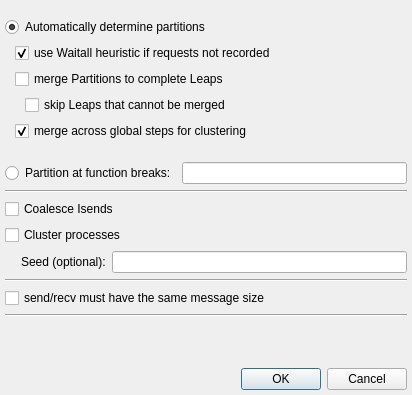
LLNL/ravel, file importoptionsdialog.ui: the form before one commit.
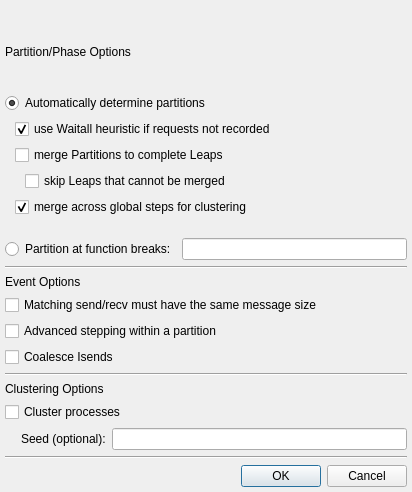
The form after the commit.

Commit message:
First pass straight happens-before stepping.
Our usually stepping is now "Advanced stepping". In the code this is the
deafult and we refer to the new stepping as "basic".

Diff of the .ui file:
```diff
--- a/importoptionsdialog.ui
+++ b/importoptionsdialog.ui
@@ -10,7 +10,7 @@
     <x>0</x>
     <y>0</y>
     <width>412</width>
-    <height>395</height>
+    <height>492</height>
    </rect>
   </property>
   <property name="windowTitle">
@@ -43,6 +43,13 @@
      <property name="bottomMargin">
       <number>0</number>
      </property>
+     <item>
+      <widget class="QLabel" name="label_4">
+       <property name="text">
+        <string>Partition/Phase Options</string>
+       </property>
+      </widget>
+     </item>
      <item>
       <layout class="QVBoxLayout" name="verticalLayout_5" stretch="1,1">
        <item>
@@ -172,6 +179,33 @@
      </property>
     </widget>
    </item>
+   <item>
+    <widget class="QLabel" name="label_3">
+     <property name="text">
+      <string>Event Options</string>
+     </property>
+    </widget>
+   </item>
+   <item>
+    <widget class="QCheckBox" name="messageSizeCheckbox">
+     <property name="toolTip">
+      <string>Some trace utilities may store message size in only one place</string>
+     </property>
+     <property name="text">
+      <string>Matching send/recv must have the same message size</string>
+     </property>
+    </widget>
+   </item>
+   <item>
+    <widget class="QCheckBox" name="stepCheckbox">
+     <property name="toolTip">
+      <string>Structure favors aligning of Send events.</string>
+     </property>
+     <property name="text">
+      <string>Advanced stepping within a partition</string>
+     </property>
+    </widget>
+   </item>
    <item>
     <widget class="QCheckBox" name="isendCheckbox">
      <property name="text">
@@ -179,6 +213,23 @@
      </property>
     </widget>
    </item>
+   <item>
+    <widget class="Line" name="line_2">
+     <property name="orientation">
+      <enum>Qt::Horizontal</enum>
+     </property>
+    </widget>
+   </item>
+   <item>
+    <widget class="QLabel" name="label_2">
+     <property name="focusPolicy">
+      <enum>Qt::WheelFocus</enum>
+     </property>
+     <property name="text">
+      <string>Clustering Options</string>
+     </property>
+    </widget>
+   </item>
    <item>
     <widget class="QCheckBox" name="clusterCheckbox">
      <property name="text">
@@ -228,23 +279,6 @@
      </item>
     </layout>
    </item>
-   <item>
-    <widget class="Line" name="line_2">
-     <property name="orientation">
-      <enum>Qt::Horizontal</enum>
-     </property>
-    </widget>
-   </item>
-   <item>
-    <widget class="QCheckBox" name="messageSizeCheckBox">
-     <property name="toolTip">
-      <string>Some trace utilities may store message size in only one place</string>
-     </property>
-     <property name="text">
-      <string>send/recv must have the same message size</string>
-     </property>
-    </widget>
-   </item>
    <item>
     <widget class="Line" name="line_3">
      <property name="orientation">
```
The commit also changes 16 other files.
